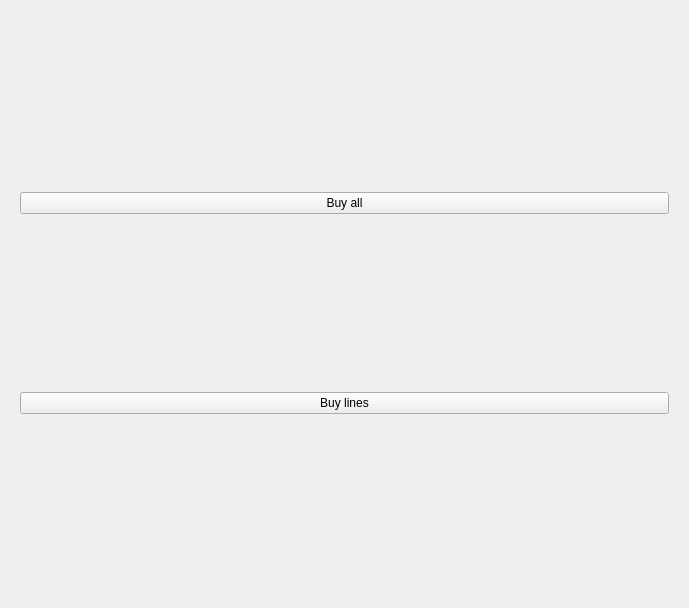
First picture: the form in title.ui, repository andrewreeman/staffGames, before the edit.
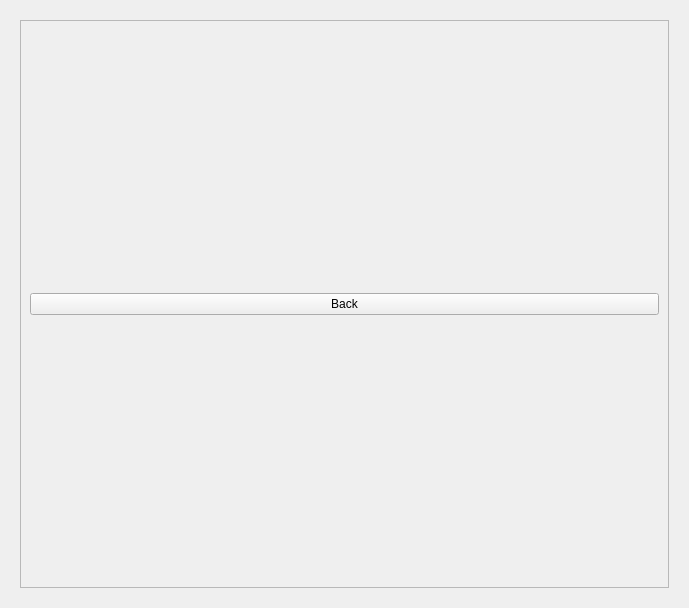
Second picture: the form after the edit. The open tabs and pages were chosen to show the change.

Commit message: With shop buttons and purchase logic

Patch:
```diff
--- a/title.ui
+++ b/title.ui
@@ -113,17 +113,29 @@
      <widget class="QWidget" name="shop">
       <layout class="QVBoxLayout" name="verticalLayout_2">
        <item>
-        <widget class="QPushButton" name="pushButton_4">
-         <property name="text">
-          <string>Buy all</string>
+        <widget class="QScrollArea" name="shopContainer">
+         <property name="widgetResizable">
+          <bool>true</bool>
          </property>
-        </widget>
-       </item>
-       <item>
-        <widget class="QPushButton" name="pushButton_2">
-         <property name="text">
-          <string>Buy lines</string>
-         </property>
+         <widget class="QWidget" name="shopContainerContents">
+          <property name="geometry">
+           <rect>
+            <x>0</x>
+            <y>0</y>
+            <width>651</width>
+            <height>570</height>
+           </rect>
+          </property>
+          <layout class="QVBoxLayout" name="verticalLayout_6">
+           <item>
+            <widget class="QPushButton" name="backToUserGames">
+             <property name="text">
+              <string>Back</string>
+             </property>
+            </widget>
+           </item>
+          </layout>
+         </widget>
         </widget>
        </item>
       </layout>
```
Left out of the diff: 8 changed lines with no effect on the pictures. The commit also changes 4 other files.
